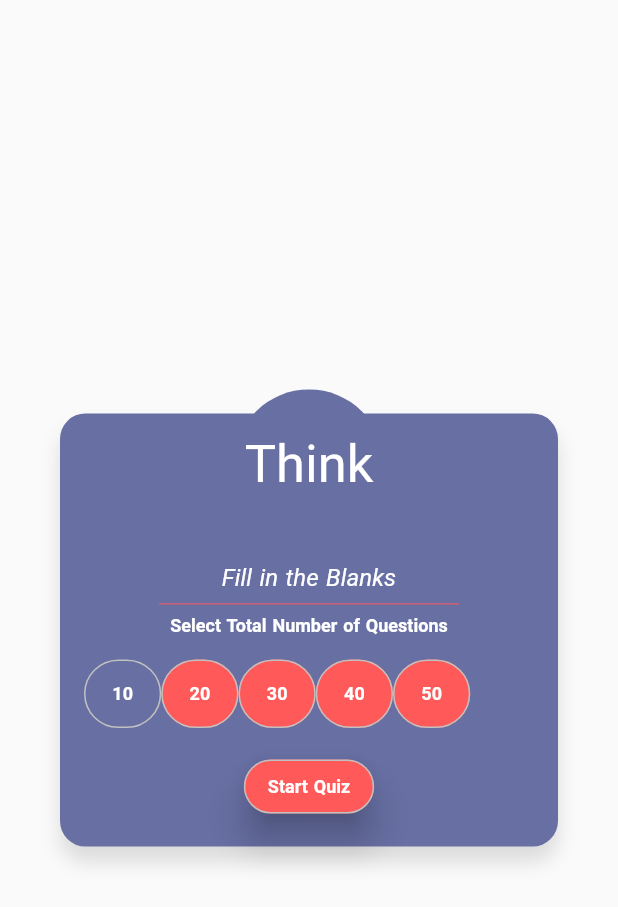
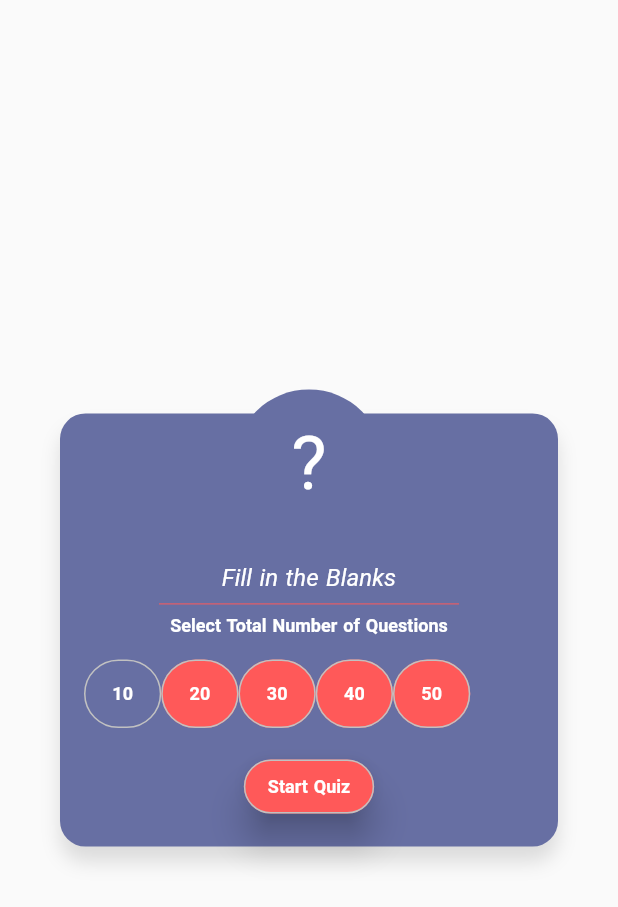
Before and after one commit to htrhan/english_exam, a Flutter app: the QuizOptionView widget shown alone on an empty page, opened directly with sample values from the repository, on a phone screen of 412 x 824 dp. Shown: the top 907 px of the screen. Run offline on Flutter 3.47's test engine with Material 2 defaults, Android fonts, the phone set to English and light mode, and no system bars; drawn by our look-alikes of animated_text_kit; our stand-ins replace glassmorphism; Roboto replaces fonts that are missing (Canterbury, SansPro).

Commit message:
gif kaldırıldı

```diff
--- a/lib/ui/widget/quizoption.dart
+++ b/lib/ui/widget/quizoption.dart
@@ -105,14 +105,16 @@ class _QuizOptionViewState extends State<QuizOptionView> {
             backgroundColor: kBlueColor,
             radius: 50,
             child: DefaultTextStyle(
-              style: Theme.of(context)
-                  .textTheme
-                  .bodyText1!
-                  .copyWith(fontSize: 35, fontFamily: "Canterbury"),
-              child: AnimatedTextKit(animatedTexts: [
-                ScaleAnimatedText('Think'),
-                ScaleAnimatedText("?"),
-              ]),
+              style: Theme.of(context).textTheme.bodyText1!.copyWith(
+                    fontSize: 50,
+                  ),
+              child: AnimatedTextKit(
+                  totalRepeatCount: 100,
+                  pause: const Duration(milliseconds: 500),
+                  animatedTexts: [
+                    ScaleAnimatedText("?"),
+                    ScaleAnimatedText('let\'s start!'),
+                  ]),
             ),
           ),
         ),
```
